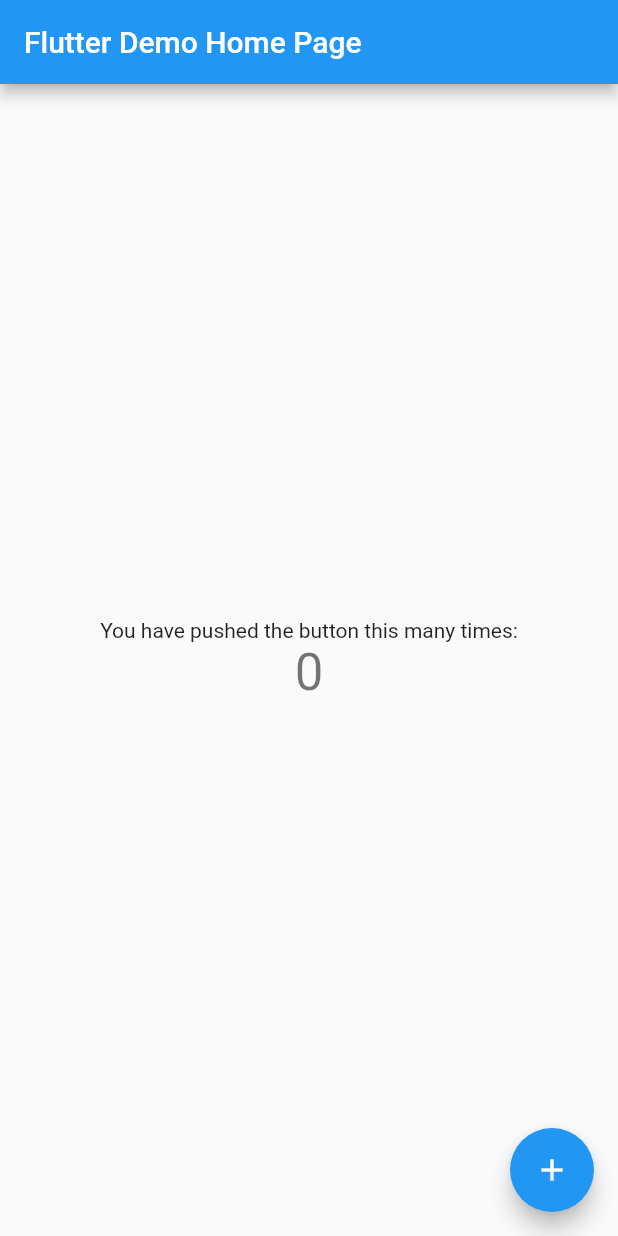
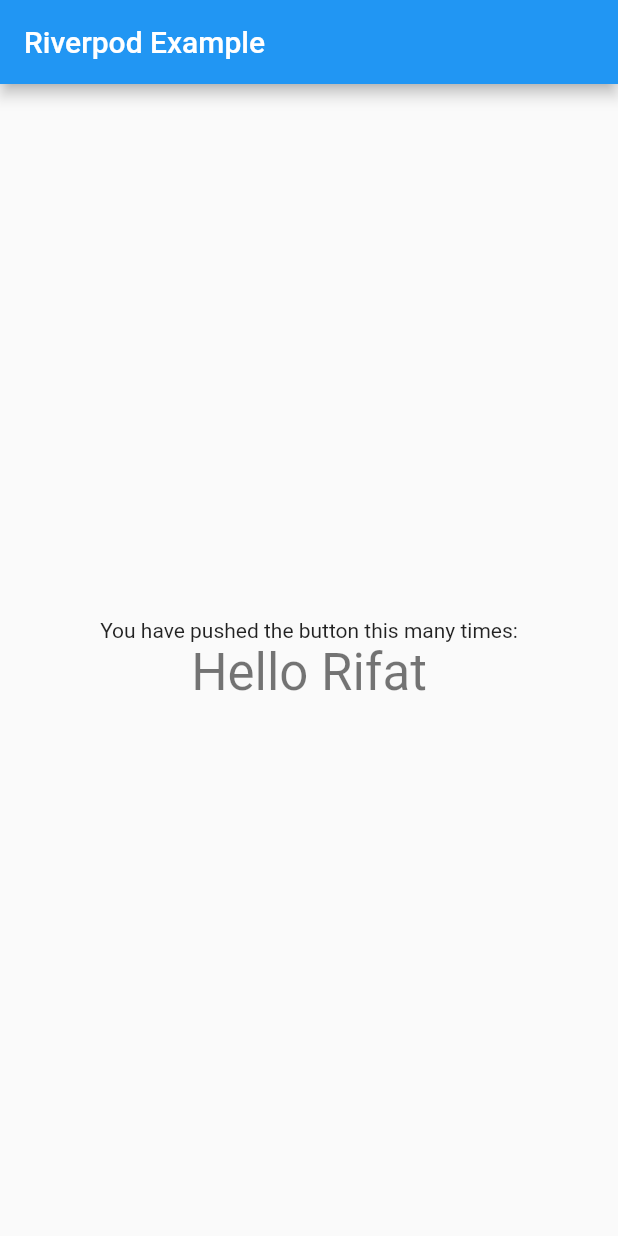
Before and after one commit to rajoanrahman100/riverpod_2.0_example, a Flutter app: the screen it shows after launch, on a phone screen of 412 x 824 dp. Run offline on Flutter 3.47's test engine with Material 2 defaults, Android fonts, the phone set to English and light mode, and no system bars; our stand-ins replace flutter_riverpod.

Commit message:
read the value using widget ref

```diff
--- a/lib/main.dart
+++ b/lib/main.dart
@@ -10,6 +10,9 @@ import 'package:flutter_riverpod/flutter_riverpod.dart';
 /// Riverpod provider is used when the state of the object doesn't change
 
 
+final nameProvider=Provider<String>(((ref){
+  return "Hello Rifat";
+}));
 
 void main() {
   //Provider Scope actually stores all the state of the provider which will create in our App
@@ -26,35 +29,26 @@ class MyApp extends StatelessWidget {
       theme: ThemeData(
         primarySwatch: Colors.blue,
       ),
-      home: const MyHomePage(title: 'Flutter Demo Home Page'),
+      home:  MyHomePageState(),
     );
   }
 }
 
-class MyHomePage extends StatefulWidget {
-  const MyHomePage({super.key, required this.title});
 
-  final String title;
+
+class MyHomePageState extends ConsumerWidget {
+
 
   @override
-  State<MyHomePage> createState() => _MyHomePageState();
-}
+  Widget build(BuildContext context,WidgetRef ref) {
 
-class _MyHomePageState extends State<MyHomePage> {
-  int _counter = 0;
+    final name=ref.watch(nameProvider);
 
-  void _incrementCounter() {
-    setState(() {
-      _counter++;
-    });
-  }
-
-  @override
-  Widget build(BuildContext context) {
+    //ref.watch is used to get the value from crated provider
 
     return Scaffold(
       appBar: AppBar(
-        title: Text(widget.title),
+        title: const Text("Riverpod Example"),
       ),
       body: Center(
         child: Column(
@@ -64,17 +58,12 @@ class _MyHomePageState extends State<MyHomePage> {
               'You have pushed the button this many times:',
             ),
             Text(
-              '$_counter',
+              name,
               style: Theme.of(context).textTheme.headline4,
             ),
           ],
         ),
       ),
-      floatingActionButton: FloatingActionButton(
-        onPressed: _incrementCounter,
-        tooltip: 'Increment',
-        child: const Icon(Icons.add),
-      ), // This trailing comma makes auto-formatting nicer for build methods.
     );
   }
 }
```
